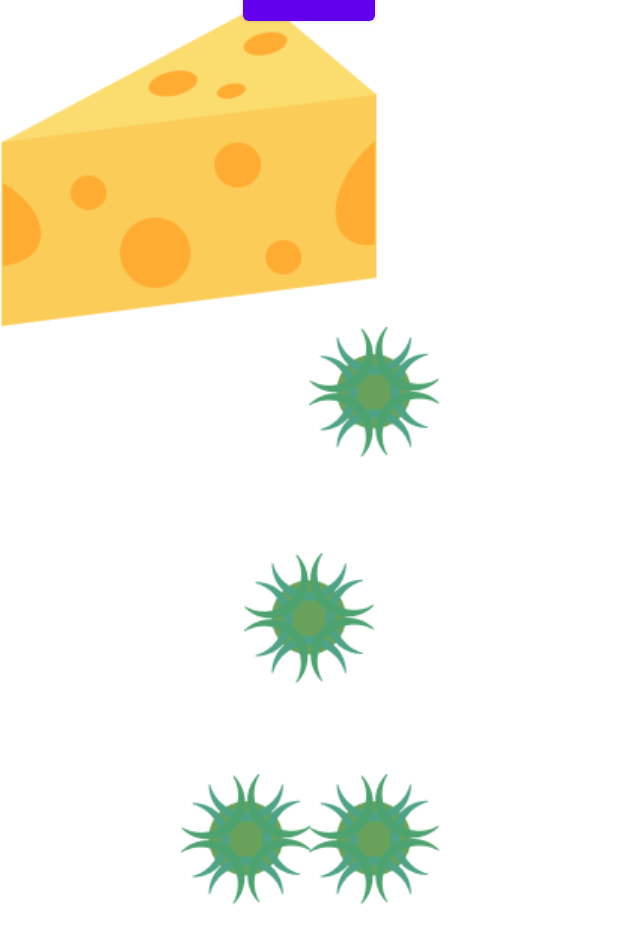
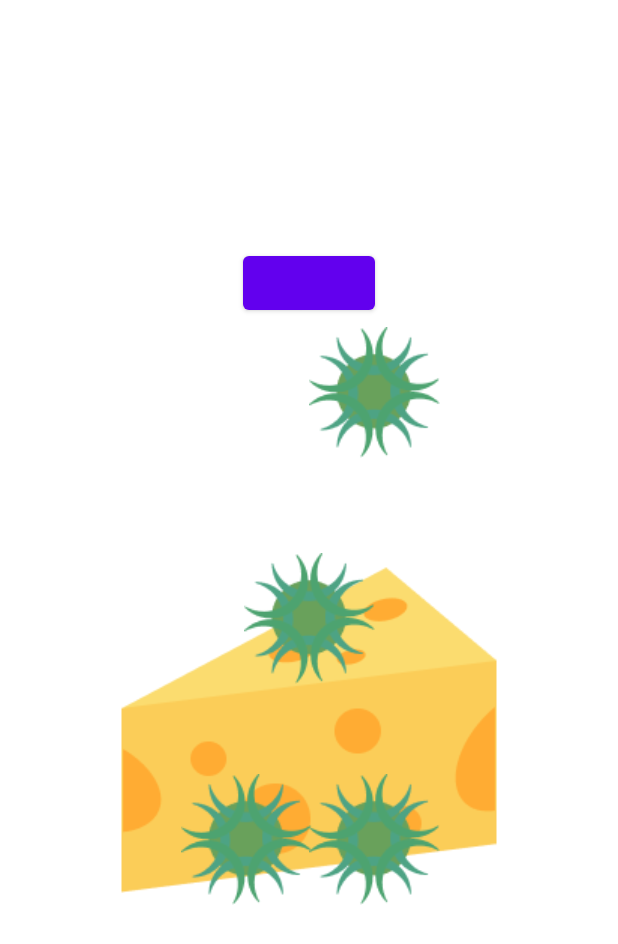
Before and after one commit to MishiMads/P2Gruppe3, an Android app: the layout activity_mini_game2.xml on its own in the app's theme, with its tools: preview values and no code run, on a phone screen of 412 x 824 dp. Shown: the top 944 px of the screen. Run offline under Robolectric (Android 15) with nearby library versions, the phone set to English and light mode, and no system bars.

Commit message:
Constraints to cheese

```diff
--- a/app/src/main/res/layout/activity_mini_game2.xml
+++ b/app/src/main/res/layout/activity_mini_game2.xml
@@ -10,9 +10,13 @@
         android:id="@+id/cheeseObject"
         android:layout_width="wrap_content"
         android:layout_height="wrap_content"
-        app:srcCompat="@drawable/group_1"
-        tools:layout_editor_absoluteX="239dp"
-        tools:layout_editor_absoluteY="96dp" />
+        android:layout_marginBottom="64dp"
+        app:layout_constraintBottom_toBottomOf="parent"
+        app:layout_constraintEnd_toEndOf="parent"
+        app:layout_constraintStart_toStartOf="parent"
+        app:layout_constraintTop_toBottomOf="@+id/moldRemovedButton"
+        app:layout_constraintVertical_bias="0.5"
+        app:srcCompat="@drawable/group_1" />
 
     <ImageButton
         android:id="@+id/moldButton1"
```
